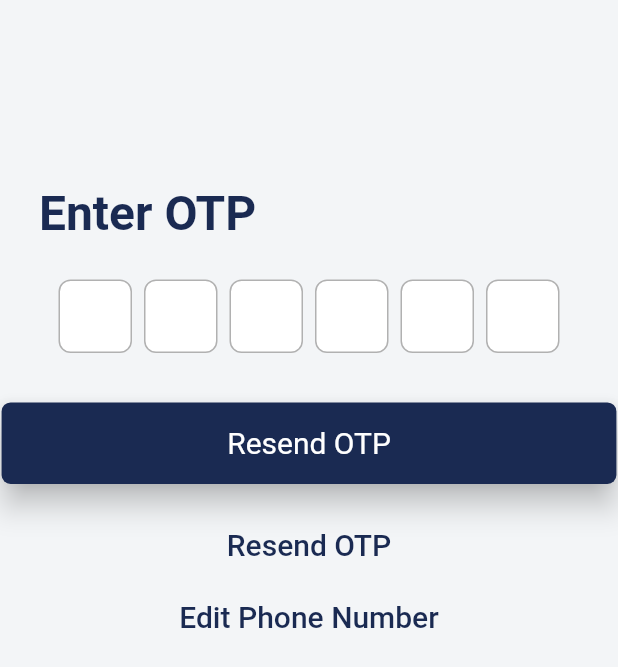
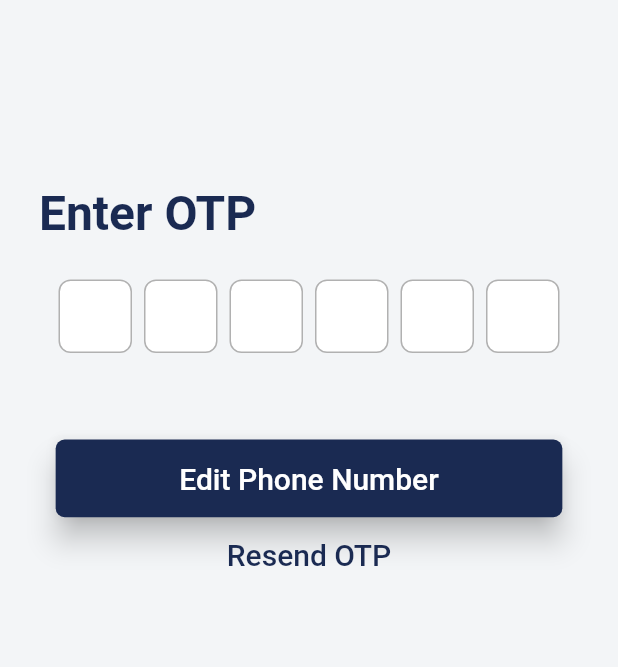
Before and after one commit to sanskriti27/GSC-Hygenie, a Flutter app: the otpEnter screen opened by its route, on a phone screen of 412 x 824 dp. Shown: the top 667 px of the screen. Run offline on Flutter 3.47's test engine with Material 2 defaults, Android fonts, the light colour scheme and no system bars; drawn by our look-alikes of pinput; our stand-ins replace firebase_auth, firebase_core, intl_phone_field; accounts and stored records are empty; Roboto replaces fonts that are missing (Montserrat).

Commit message:
Resend OTP

```diff
--- a/lib/otpSignIn/otp.dart
+++ b/lib/otpSignIn/otp.dart
@@ -104,21 +104,12 @@ class _otpEnterState extends State<otpEnter> {
                   ),
                 ),
                 Container(
-                  padding: EdgeInsets.only(top: height * 0.04),
+                  padding: EdgeInsets.only(top: height * 0.07),
                   alignment: Alignment.center,
                   child: ElevatedButton(
                     onPressed: () async {
-                      // print(otpCode);
-                      // print("otp: ${phoneNumberEnter.verify}");
-                      // PhoneAuthCredential credential =
-                      //     PhoneAuthProvider.credential(
-                      //         verificationId: phoneNumberEnter.verify,
-                      //         smsCode: otpCode);
-
-                      // await auth.signInWithCredential(credential);
-
-                      // Navigator.pushNamedAndRemoveUntil(
-                      //     context, "homePage", (route) => false);
+                      Navigator.pushNamedAndRemoveUntil(
+                          context, "phoneNumberEnter", (route) => false);
                     },
                     style: ElevatedButton.styleFrom(
                       elevation: 8,
@@ -126,12 +117,12 @@ class _otpEnterState extends State<otpEnter> {
                       shape: RoundedRectangleBorder(
                         borderRadius: BorderRadius.circular(6),
                       ),
-                      padding: EdgeInsets.fromLTRB(width * 0.365, width * 0.038,
-                          width * 0.365, width * 0.038),
+                      padding: EdgeInsets.fromLTRB(width * 0.2, width * 0.035,
+                          width * 0.2, width * 0.035),
                     ),
-                    child: const Text('Resend OTP',
+                    child: const Text('Edit Phone Number',
                         style: TextStyle(
-                            fontWeight: FontWeight.normal,
+                            fontWeight: FontWeight.w500,
                             fontSize: 20,
                             color: Colors.white),
                         textAlign: TextAlign.center),
@@ -139,26 +130,23 @@ class _otpEnterState extends State<otpEnter> {
                 ),
                 Container(
                   alignment: Alignment.center,
-                  padding: EdgeInsets.only(top: height * 0.02, bottom: 0),
+                  padding: EdgeInsets.only(top: height * 0.001, bottom: 0),
                   child: TextButton(
-                    onPressed: () {},
+                    onPressed: () async {
+                      await FirebaseAuth.instance.verifyPhoneNumber(
+                        phoneNumber: '${phoneNumber}',
+                        timeout: const Duration(seconds: 120),
+                        verificationCompleted:
+                            (PhoneAuthCredential credential) {},
+                        verificationFailed: (FirebaseAuthException e) {},
+                        codeSent: (String verificationId, int? resendToken) {
+                          phoneNumberEnter.verify = verificationId;
+                          print("phonel: ${phoneNumberEnter.verify}");
+                        },
+                        codeAutoRetrievalTimeout: (String verificationId) {},
+                      );
+                    },
                     child: const Text('Resend OTP',
-                        textAlign: TextAlign.center,
-                        style: TextStyle(
-                            color: Color.fromRGBO(26, 42, 82, 1),
-                            fontFamily: 'Montserrat',
-                            fontSize: 20,
-                            fontWeight: FontWeight.w500)),
-                  ),
-                ),
-                Container(
-                  alignment: Alignment.center,
-                  child: TextButton(
-                    onPressed: () {
-                      Navigator.pushNamedAndRemoveUntil(
-                          context, "phoneNumberEnter", (route) => false);
-                    },
-                    child: const Text('Edit Phone Number',
                         textAlign: TextAlign.center,
                         style: TextStyle(
                             color: Color.fromRGBO(26, 42, 82, 1),
```
